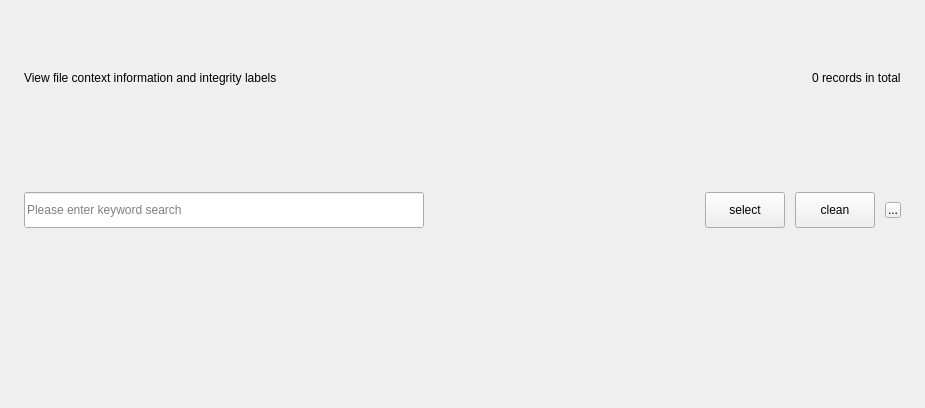
openeuler-mirror/ks-ssr, file src/ui/tool-box/file-sign/file-sign-page.ui: the form before one commit.
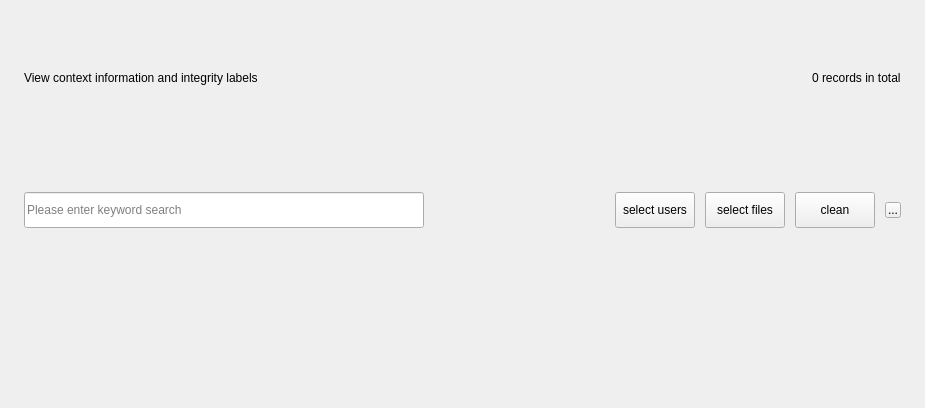
The form after the commit. Custom widgets are drawn as their Qt base class.

Commit message: fix(file-sign) : Add edit column. - 文件标记添加编辑列（#25917） - 修复一个用户登录的自测bug

```diff
--- a/src/ui/tool-box/file-sign/file-sign-page.ui
+++ b/src/ui/tool-box/file-sign/file-sign-page.ui
@@ -43,7 +43,7 @@
         </size>
        </property>
        <property name="text">
-        <string>View file context information and integrity labels</string>
+        <string>View context information and integrity labels</string>
        </property>
       </widget>
      </item>
@@ -140,7 +140,26 @@
          </size>
         </property>
         <property name="text">
-         <string>select</string>
+         <string>select users</string>
+        </property>
+       </widget>
+      </item>
+      <item>
+       <widget class="QPushButton" name="m_selectFile">
+        <property name="sizePolicy">
+         <sizepolicy hsizetype="Fixed" vsizetype="Fixed">
+          <horstretch>0</horstretch>
+          <verstretch>0</verstretch>
+         </sizepolicy>
+        </property>
+        <property name="minimumSize">
+         <size>
+          <width>72</width>
+          <height>36</height>
+         </size>
+        </property>
+        <property name="text">
+         <string>select files</string>
         </property>
        </widget>
       </item>
```
Left out of the diff: 2 changed lines with no effect on the pictures. The commit also changes 13 other files.
